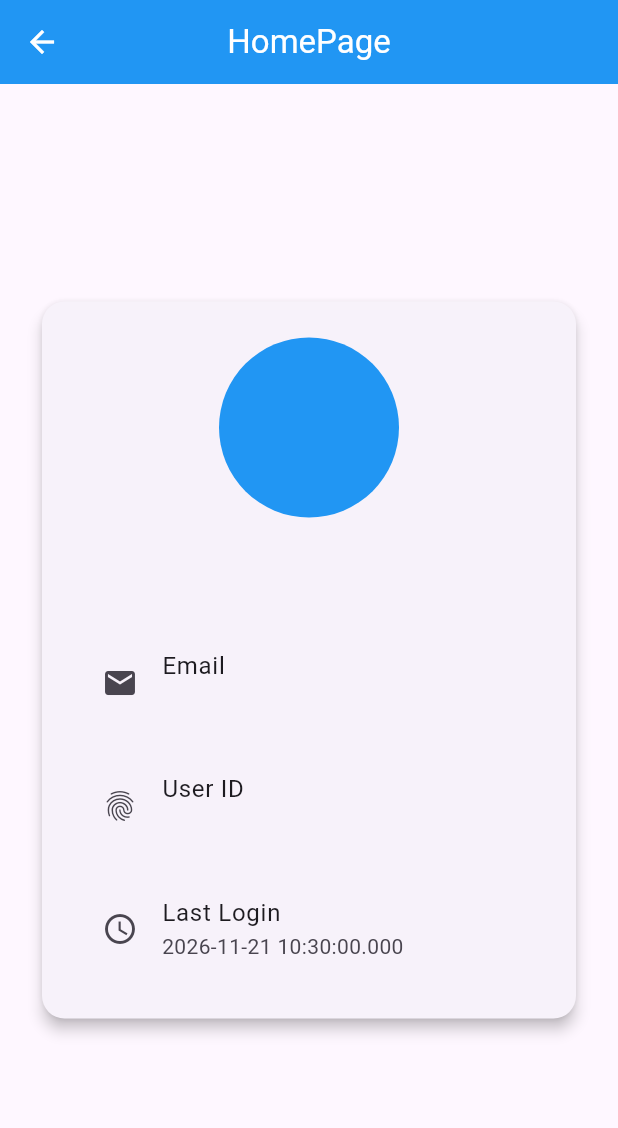
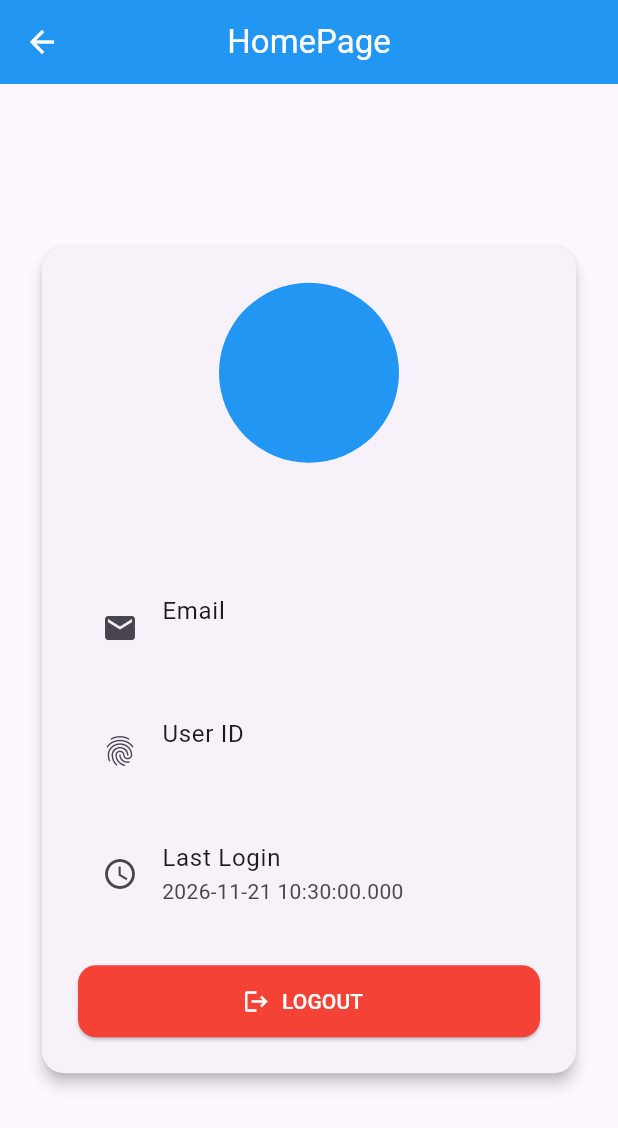
Before and after one commit to AgiteElhan/TaskWeek8-MobileApplication, a Flutter app: the HomePage screen opened by its route, on a phone screen of 412 x 824 dp. Shown: the top 1128 px of the screen. Run offline on Flutter 3.47's test engine with Material 3 defaults, Android fonts, the phone set to English and light mode, and no system bars; our stand-ins replace firebase_auth, firebase_core; accounts and stored records are empty.

Commit message:
membuat button logout

```diff
--- a/lib/screens/home_page.dart
+++ b/lib/screens/home_page.dart
@@ -73,6 +73,32 @@ class HomePage extends StatelessWidget {
                               .toString()
                             : ' tidak tersedia'
                   ),
+                  const SizedBox(height: 25,),
+                  SizedBox(
+                    width: double.infinity,
+                    height: 48,
+                    child: ElevatedButton.icon(
+                      onPressed: () async {
+                        await FirebaseAuth.instance.signOut();
+                        if (!context.mounted) return;
+                        Navigator.pushNamedAndRemoveUntil(
+                          context,
+                          '/',
+                          (route)=>false
+                          );
+                        },
+                        icon: const Icon(Icons.logout),
+                        label: const Text('LOGOUT'),
+                        style: ElevatedButton.styleFrom(
+                          backgroundColor: Colors.red,
+                          foregroundColor: Colors.white,
+                          shape: RoundedRectangleBorder(
+                            borderRadius: BorderRadiusGeometry.circular(12)
+                          )
+
+                        ),
+                    ),
+                  )
                 ],
               ),
             ),
```
